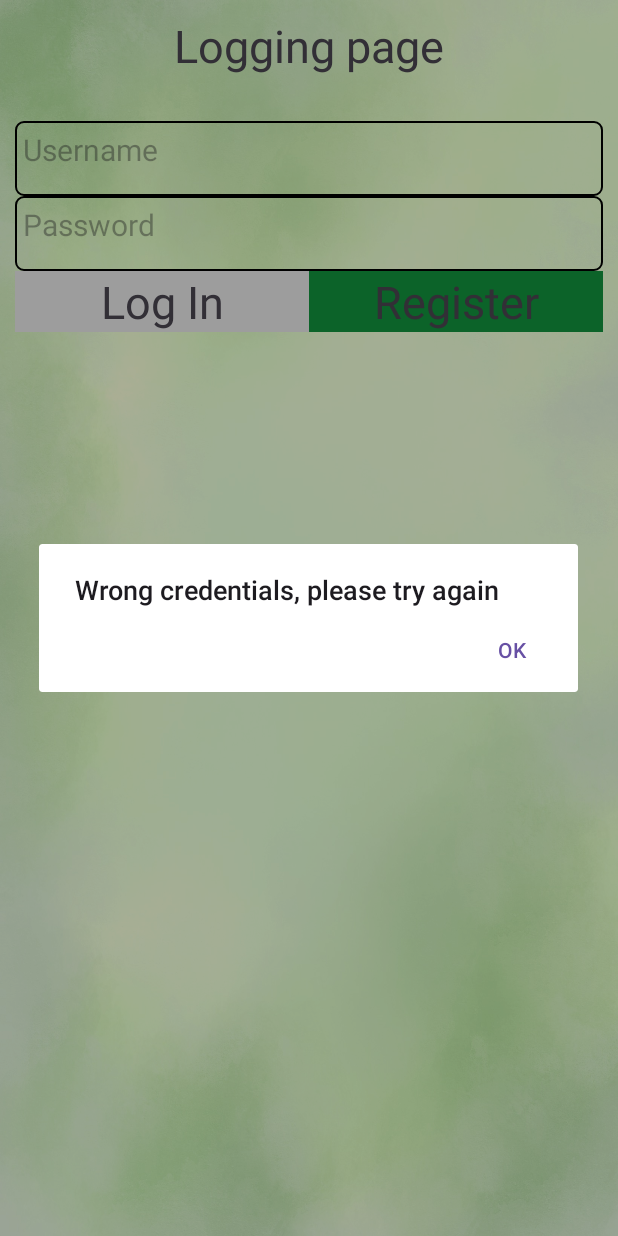
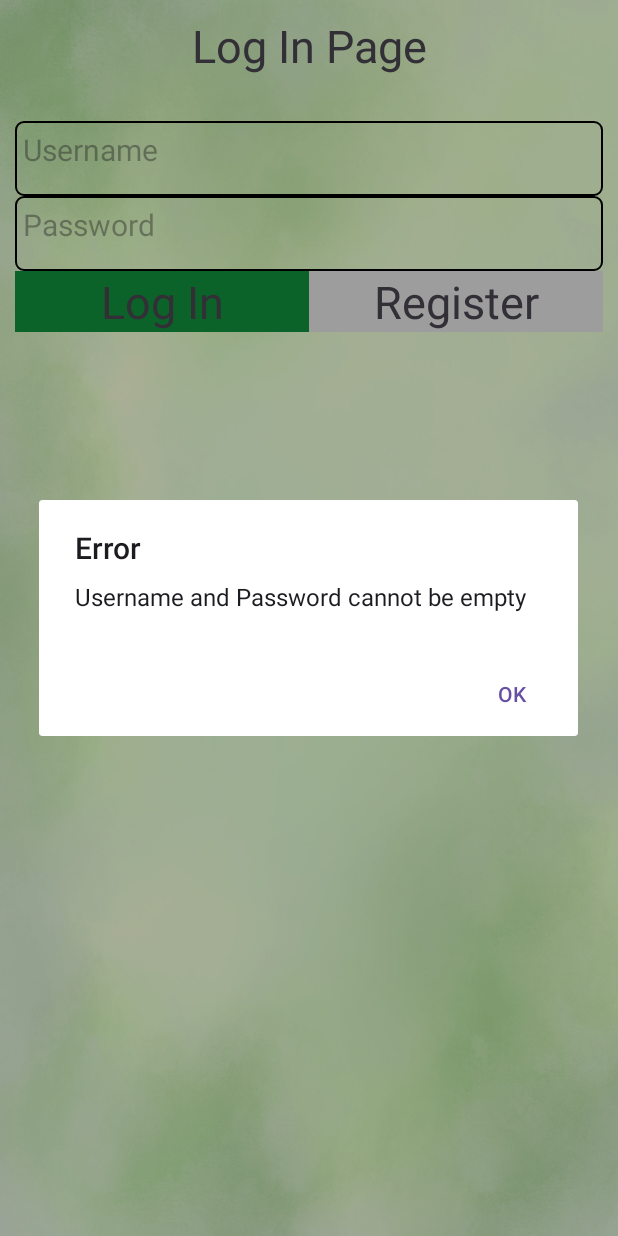
Before and after one commit to MindfulMeadow/MindfulMeadow-App, an Android app: the screen it shows after launch (LogAndRegisterActivity), after a tap on "Log In", on a phone screen of 412 x 824 dp. Run offline under Robolectric (Android 15) with nearby library versions, the phone set to English and light mode, and no system bars.

Commit message:
MODIFIED: Now the username and password of log in page can not be null, and the bar chart will show the right user.

```diff
--- a/app/src/main/java/com/group49/mindfulmeadow_app/Graph_WeekActivity.kt
+++ b/app/src/main/java/com/group49/mindfulmeadow_app/Graph_WeekActivity.kt
@@ -3,6 +3,7 @@ package com.group49.mindfulmeadow_app
 import android.content.Intent
 import android.os.Build
 import android.os.Bundle
+import android.preference.PreferenceManager
 import android.util.Log
 import android.widget.ImageView
 import android.widget.TextView
@@ -65,7 +66,9 @@ class Graph_WeekActivity : AppCompatActivity() {
         val dateList = getLastSevenDaysAsString()
 
         // get emotionScore
-        val userId = "xxx"
+        val preferences = PreferenceManager.getDefaultSharedPreferences(this)
+        val username: String = preferences.getString("username", "") ?: ""
+        val userId = username
         getMoodRecordsAndConsume(userId) { moodRecords ->
             if (moodRecords != null) {
                 val emotionScores = getEmotionScoreFromListOfMoodRecordInGivenDate(moodRecords, dateList)
--- a/app/src/main/java/com/group49/mindfulmeadow_app/LogAndRegisterActivity.kt
+++ b/app/src/main/java/com/group49/mindfulmeadow_app/LogAndRegisterActivity.kt
@@ -30,15 +30,29 @@ class LogAndRegisterActivity : AppCompatActivity() {
         tv_log_in = findViewById(R.id.tv_log_in)
 
         tv_log_in.setOnClickListener {
-            DataBase.verifyUserCredentials(et_username.text.toString(), et_password.text.toString(), {
-                a -> OnLoginResultReturn(a, et_username.text.toString())
-            })
+            val username = et_username.text.toString()
+            val password = et_password.text.toString()
+
+            if (username.isEmpty() || password.isEmpty()) {
+                showErrorDialog("Username and Password cannot be empty")
+            } else {
+                DataBase.verifyUserCredentials(username, password) { success ->
+                    OnLoginResultReturn(success, username)
+                }
+            }
         }
 
         tv_register.setOnClickListener{
-            DataBase.registerUser(et_username.text.toString(), et_password.text.toString(), resultCallBack = {
-                a -> OnRegisterResultReturn(a, et_username.text.toString())
-            })
+            val username = et_username.text.toString()
+            val password = et_password.text.toString()
+
+            if (username.isEmpty() || password.isEmpty()) {
+                showErrorDialog("Username and Password cannot be empty")
+            } else {
+                DataBase.registerUser(username, password) { success ->
+                    OnRegisterResultReturn(success, username)
+                }
+            }
         }
     }
 
@@ -55,12 +69,7 @@ class LogAndRegisterActivity : AppCompatActivity() {
             }
             builder.show()
         } else {
-            val builder = AlertDialog.Builder(this)
-            builder.setTitle("Wrong credentials, please try again")
-            builder.setPositiveButton("OK") { dialog, _ ->
-                dialog.dismiss()
-            }
-            builder.show()
+            showErrorDialog("Wrong credentials, please try again")
         }
     }
 
@@ -76,12 +85,17 @@ class LogAndRegisterActivity : AppCompatActivity() {
             }
             builder.show()
         } else {
-            val builder = AlertDialog.Builder(this)
-            builder.setTitle("Register Failed, please try again")
-            builder.setPositiveButton("OK") { dialog, _ ->
-                dialog.dismiss()
-            }
-            builder.show()
+            showErrorDialog("Register Failed, please try again")
         }
     }
+
+    private fun showErrorDialog(message: String) {
+        val builder = AlertDialog.Builder(this)
+        builder.setTitle("Error")
+        builder.setMessage(message)
+        builder.setPositiveButton("OK") { dialog, _ ->
+            dialog.dismiss()
+        }
+        builder.show()
+    }
 }
--- a/app/src/main/res/layout/activity_log_and_register.xml
+++ b/app/src/main/res/layout/activity_log_and_register.xml
@@ -13,7 +13,7 @@
         android:id="@+id/tv_1"
         android:layout_width="match_parent"
         android:layout_height="wrap_content"
-        android:text="Logging page"
+        android:text="Log In Page"
         android:textSize="30sp"
         android:gravity="center"
         android:layout_centerHorizontal="true"
@@ -57,7 +57,7 @@
             android:layout_weight="1"
             android:layout_height="wrap_content"
             android:text="Log In"
-            android:background="@color/light_grey"
+            android:background="@color/green"
             android:textSize="30sp"
             android:gravity="center"/>
 
@@ -67,7 +67,7 @@
             android:layout_weight="1"
             android:layout_height="wrap_content"
             android:text="Register"
-            android:background="@color/green"
+            android:background="@color/light_grey"
             android:textSize="30sp"
             android:gravity="center"/>
 
```
